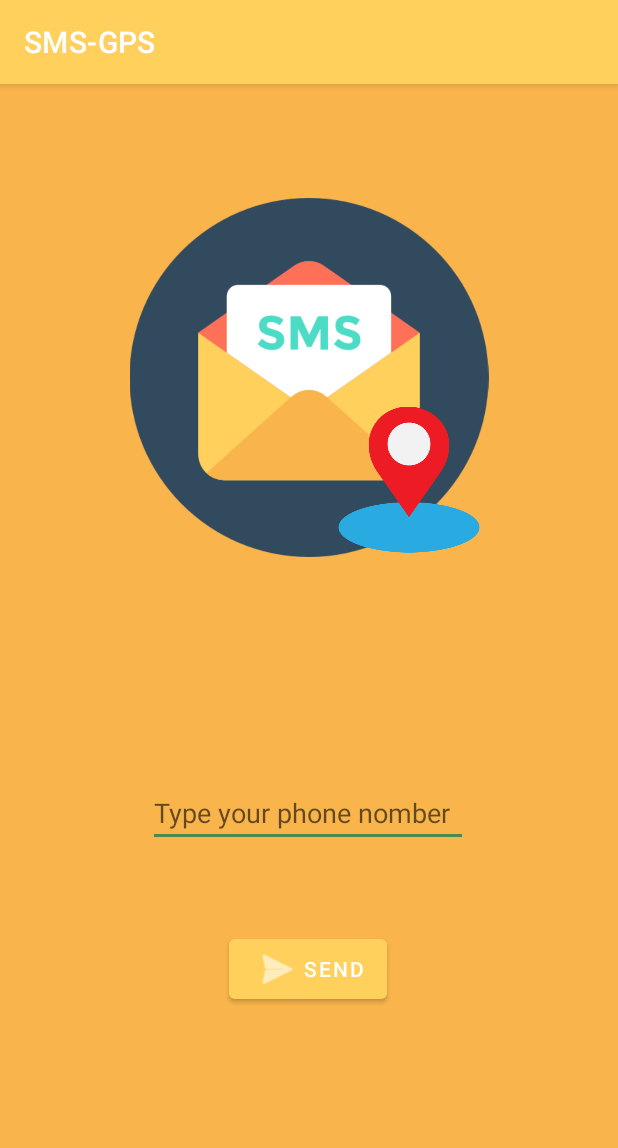
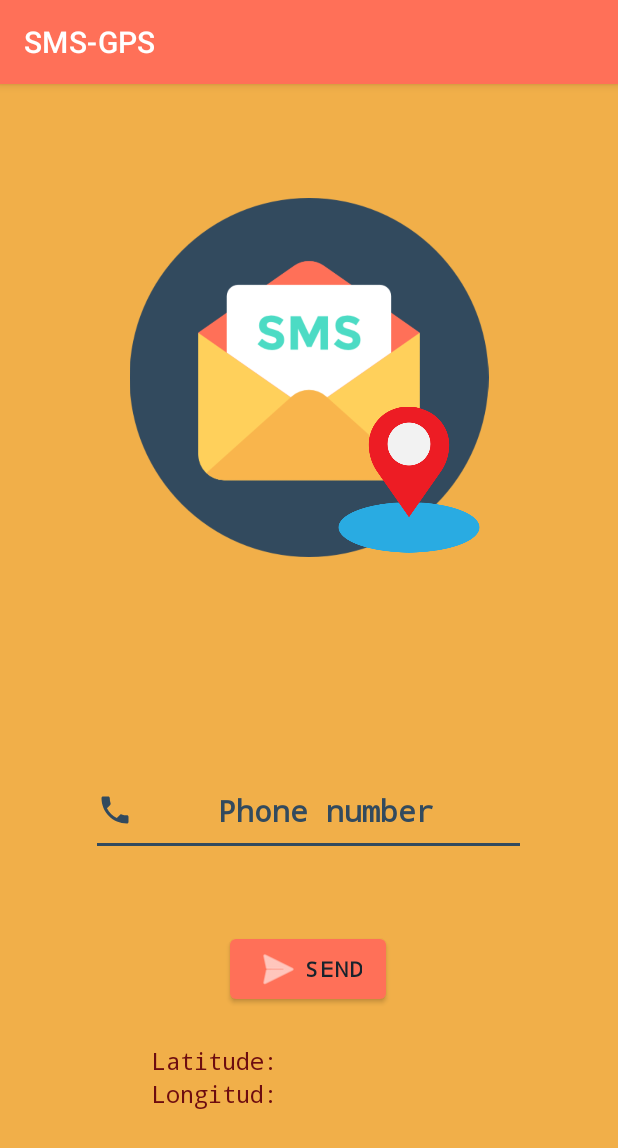
Before and after one commit to HectorND15/DisElect_P1, an Android app: the screen it shows after launch (MainActivity), on a phone screen of 412 x 824 dp. Shown: the top 1148 px of the screen. Run offline under Robolectric (Android 15) with nearby library versions, the phone set to English and light mode, and no system bars.

Commit message:
This app receive and show the Latitude and Longitude parameters.

```diff
--- a/SMSGPS/app/src/main/AndroidManifest.xml
+++ b/SMSGPS/app/src/main/AndroidManifest.xml
@@ -2,6 +2,16 @@
 <manifest xmlns:android="http://schemas.android.com/apk/res/android"
     xmlns:tools="http://schemas.android.com/tools"
     package="com.example.sms_gps">
+
+    <uses-permission android:name="android.permission.ACCESS_FINE_LOCATION"/>
+    <uses-permission android:name="android.permission.ACCESS_COARSE_LOCATION"/>
+    <uses-feature android:name="android.hardware.location.gps"/>
+
+
+    <uses-permission android:name="android.permission.ACCESS_COARSE_LOCATION" />
+    <uses-permission android:name="android.permission.ACCESS_COARSE_LOCATION" />
+
+    <uses-permission android:name="android.permission.ACCESS_FINE_LOCATION" />
 
     <application
         android:allowBackup="true"
--- a/SMSGPS/app/src/main/java/com/example/sms_gps/MainActivity.java
+++ b/SMSGPS/app/src/main/java/com/example/sms_gps/MainActivity.java
@@ -1,18 +1,101 @@
  package com.example.sms_gps;
 
+import androidx.annotation.NonNull;
 import androidx.appcompat.app.AppCompatActivity;
+import androidx.core.app.ActivityCompat;
+import androidx.core.content.ContextCompat;
 
-import android.animation.TimeAnimator;
+import android.Manifest;
+import android.content.Context;
+import android.content.pm.PackageManager;
+import android.location.Location;
+import android.location.LocationListener;
+import android.location.LocationManager;
 import android.os.Bundle;
-import android.widget.Toast;
+import android.view.View;
+import android.widget.Button;
+import android.widget.EditText;
+import android.widget.TextView;
 
  public class MainActivity extends AppCompatActivity {
+
+     Button send;
+     TextView tvLatitude;
+     TextView tvLongitude;
+     EditText editTextPhone;
+
+     private int phoneNumber;
 
     @Override
     protected void onCreate(Bundle savedInstanceState) { //Método OnCreate
         super.onCreate(savedInstanceState);
         setContentView(R.layout.activity_main);
+        send = (Button) findViewById(R.id.send); //Instanciar Boton
+        tvLatitude = (TextView) findViewById(R.id.tvLatitude); //Instancio el TextView de Latitud
+        tvLongitude = (TextView) findViewById(R.id.tvLongitude);
+
+        send.setOnClickListener(new View.OnClickListener() {
+            @Override
+            public void onClick(View view) {
+
+
+
+
+                //Acquiere a reference to the system Location Manager
+                LocationManager locationManager = (LocationManager) MainActivity.this.getSystemService(Context.LOCATION_SERVICE);
+
+                //Define a Listener that reponds to location updates
+                LocationListener locationListener = new LocationListener() {
+                    @Override
+                    public void onLocationChanged(@NonNull Location location) {
+                        tvLatitude.setText(""+location.getLatitude());
+                        tvLongitude.setText(""+location.getLongitude());
+
+                    }
+
+                    public void onStatusChanged(String provider,int status, Bundle extra){
+
+                    }
+                    public void onProviderEnable(String provider){
+
+                    }
+                    public void onProviderDisable(String provider){
+
+                    }
+
+
+                };
+                int permissionCheck = ContextCompat.checkSelfPermission(MainActivity.this,
+                        Manifest.permission.ACCESS_FINE_LOCATION);
+                locationManager.requestLocationUpdates(LocationManager.NETWORK_PROVIDER, 0, 0, locationListener);
+
+            }
+
+
+        });
+
+
+
+
+        /*-----------PERMISSION BLOCK---------------*/
+        int permissionCheck = ContextCompat.checkSelfPermission(this,
+                Manifest.permission.ACCESS_FINE_LOCATION); //Verificar si tenemos permiso de la ubicación
+
+        if (permissionCheck== PackageManager.PERMISSION_DENIED){ //Si no tiene o está negado, preguntar por el permiso
+            if (ActivityCompat.shouldShowRequestPermissionRationale(this,
+                    Manifest.permission.ACCESS_FINE_LOCATION))
+            {
+
+            }else {
+                ActivityCompat.requestPermissions(this,
+                        new String[]{Manifest.permission.ACCESS_FINE_LOCATION},1);
+            }
+        }
+
+        /*-------------------------------------------*/
     }
 
 
+
+
  }
--- /dev/null
+++ b/SMSGPS/app/src/main/res/drawable/ic_phone_24.xml
@@ -0,0 +1,5 @@
+<vector android:height="24dp" android:tint="#324a5e"
+    android:viewportHeight="24" android:viewportWidth="24"
+    android:width="24dp" xmlns:android="http://schemas.android.com/apk/res/android">
+    <path android:fillColor="@android:color/white" android:pathData="M6.62,10.79c1.44,2.83 3.76,5.14 6.59,6.59l2.2,-2.2c0.27,-0.27 0.67,-0.36 1.02,-0.24 1.12,0.37 2.33,0.57 3.57,0.57 0.55,0 1,0.45 1,1V20c0,0.55 -0.45,1 -1,1 -9.39,0 -17,-7.61 -17,-17 0,-0.55 0.45,-1 1,-1h3.5c0.55,0 1,0.45 1,1 0,1.25 0.2,2.45 0.57,3.57 0.11,0.35 0.03,0.74 -0.25,1.02l-2.2,2.2z"/>
+</vector>
--- a/SMSGPS/app/src/main/res/layout/activity_main.xml
+++ b/SMSGPS/app/src/main/res/layout/activity_main.xml
@@ -5,7 +5,7 @@
     android:layout_width="match_parent"
     android:layout_height="match_parent"
     android:background="#FFD05B"
-    android:backgroundTint="#F9B54C"
+    android:backgroundTint="#F1AF49"
     tools:context=".MainActivity">
 
     <ImageView
@@ -31,11 +31,16 @@
         tools:ignore="MissingConstraints" />
 
     <Button
-        android:id="@+id/button2"
+        android:id="@+id/send"
         android:layout_width="wrap_content"
         android:layout_height="wrap_content"
         android:layout_marginBottom="152dp"
+        android:fontFamily="monospace"
         android:text="Send"
+        android:textColor="#17232C"
+        android:textStyle="bold"
+
+        android:typeface="normal"
         app:icon="@android:drawable/ic_menu_send"
         app:iconPadding="@dimen/cardview_compat_inset_shadow"
         app:layout_constraintBottom_toBottomOf="parent"
@@ -45,20 +50,84 @@
 
     <EditText
         android:id="@+id/editTextPhone"
-        android:layout_width="wrap_content"
-        android:layout_height="wrap_content"
+        android:layout_width="290dp"
+        android:layout_height="60dp"
         android:layout_marginTop="76dp"
         android:ems="10"
-        android:hint="Type your phone nomber"
+        android:fontFamily="monospace"
+        android:hint="Phone number"
+        android:textColorHint="#324a5e"
         android:hyphenationFrequency="none"
         android:inputType="phone"
-        android:singleLine="true"
-        app:layout_constraintBottom_toTopOf="@+id/button2"
+        android:textAlignment="center"
+        android:textColor="#324a5e"
+        android:textSize="20sp"
+        android:textStyle="bold"
+        android:drawableStart="@drawable/ic_phone_24"
+        android:minLines="6"
+
+        app:layout_constraintBottom_toTopOf="@+id/send"
         app:layout_constraintEnd_toEndOf="parent"
         app:layout_constraintHorizontal_bias="0.497"
         app:layout_constraintStart_toStartOf="parent"
         app:layout_constraintTop_toBottomOf="@+id/imageView2"
         app:layout_constraintVertical_bias="0.565" />
 
+    <TableLayout
+        android:layout_width="209dp"
+        android:layout_height="61dp"
+        android:layout_marginTop="24dp"
+        app:layout_constraintEnd_toEndOf="parent"
+        app:layout_constraintStart_toStartOf="parent"
+        app:layout_constraintTop_toBottomOf="@+id/send">
+
+        <TableRow
+            android:layout_width="match_parent"
+            android:layout_height="match_parent">
+
+            <TextView
+                android:id="@+id/textView"
+                android:layout_width="108dp"
+                android:layout_height="match_parent"
+                android:fontFamily="monospace"
+                android:text="Latitude:"
+                android:textColor="#6d0c10"
+                android:textSize="16sp" />
+
+            <TextView
+                android:id="@+id/tvLatitude"
+                android:layout_width="86dp"
+                android:layout_height="wrap_content"
+                android:fontFamily="monospace"
+                android:textAlignment="textEnd"
+                android:textColor="#6d0c10"
+                android:textSize="16sp" />
+        </TableRow>
+
+        <TableRow
+            android:layout_width="match_parent"
+            android:layout_height="match_parent">
+
+            <TextView
+                android:id="@+id/textView2"
+                android:layout_width="wrap_content"
+                android:layout_height="wrap_content"
+                android:fontFamily="monospace"
+                android:text="Longitud:"
+                android:textColor="#6d0c10"
+                android:textSize="16sp" />
+
+            <TextView
+                android:id="@+id/tvLongitude"
+                android:layout_width="100dp"
+                android:layout_height="wrap_content"
+                android:fontFamily="monospace"
+                android:textAlignment="textEnd"
+                android:textColor="#6d0c10"
+                android:textSize="16sp" />
+        </TableRow>
+
+    </TableLayout>
+
 
 </androidx.constraintlayout.widget.ConstraintLayout>
--- a/SMSGPS/app/src/main/res/values-night/themes.xml
+++ b/SMSGPS/app/src/main/res/values-night/themes.xml
@@ -2,15 +2,15 @@
     <!-- Base application theme. -->
     <style name="Theme.SMSGPS" parent="Theme.MaterialComponents.DayNight.DarkActionBar">
         <!-- Primary brand color. -->
-        <item name="colorPrimary">@color/purple_200</item>
-        <item name="colorPrimaryVariant">@color/purple_700</item>
+        <item name="colorPrimary">#ff7058</item>
+        <item name="colorPrimaryVariant">#324a5e</item>
         <item name="colorOnPrimary">@color/black</item>
         <!-- Secondary brand color. -->
-        <item name="colorSecondary">@color/teal_200</item>
-        <item name="colorSecondaryVariant">@color/teal_200</item>
-        <item name="colorOnSecondary">@color/black</item>
+        <item name="colorSecondary">#324A5E</item>
+        <item name="colorSecondaryVariant">#324A5E</item>
+        <item name="colorOnSecondary">#707070</item>
         <!-- Status bar color. -->
-        <item name="android:statusBarColor" tools:targetApi="l">?attr/colorPrimaryVariant</item>
+        <item name="android:statusBarColor" tools:targetApi="l">@color/black</item>
         <!-- Customize your theme here. -->
     </style>
 </resources>
--- a/SMSGPS/app/src/main/res/values/themes.xml
+++ b/SMSGPS/app/src/main/res/values/themes.xml
@@ -2,12 +2,12 @@
     <!-- Base application theme. -->
     <style name="Theme.SMSGPS" parent="Theme.MaterialComponents.DayNight.DarkActionBar">
         <!-- Primary brand color. -->
-        <item name="colorPrimary">@color/purple_500</item>
+        <item name="colorPrimary">#ff7058</item>
         <item name="colorPrimaryVariant">@color/purple_700</item>
         <item name="colorOnPrimary">@color/white</item>
         <!-- Secondary brand color. -->
-        <item name="colorSecondary">@color/teal_200</item>
-        <item name="colorSecondaryVariant">@color/teal_700</item>
+        <item name="colorSecondary">#324A5E</item>
+        <item name="colorSecondaryVariant">#324A5E</item>
         <item name="colorOnSecondary">@color/black</item>
         <!-- Status bar color. -->
         <item name="android:statusBarColor" tools:targetApi="l">?attr/colorPrimaryVariant</item>
```
